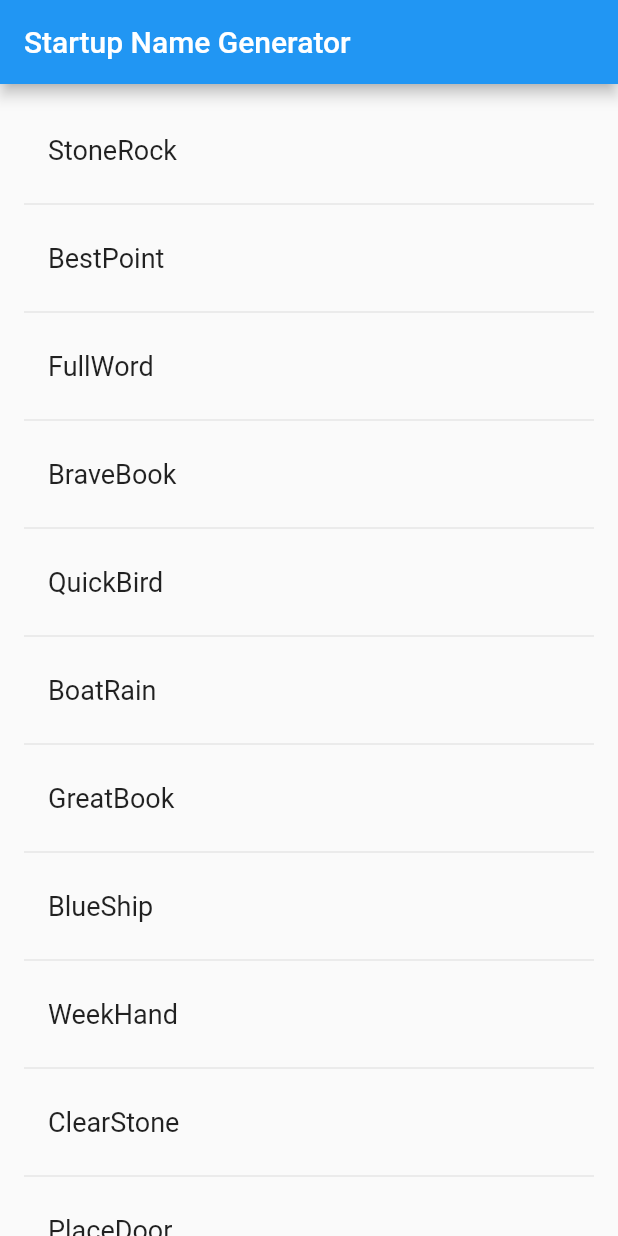
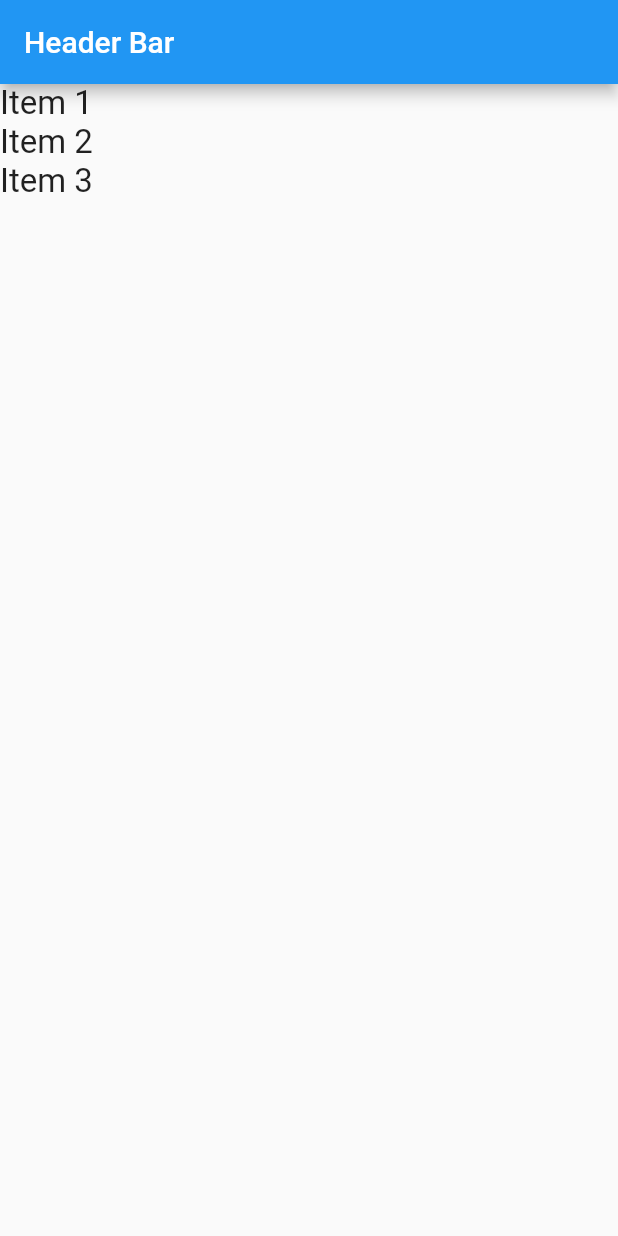
Before and after one commit to NoeBerdoz/Flutter-MOB2, a Flutter app: the screen it shows after launch, on a phone screen of 412 x 824 dp. Run offline on Flutter 3.47's test engine with Material 2 defaults, Android fonts, the phone set to English and light mode, and no system bars.

Commit message:
Reorderable List

```diff
--- a/lib/main.dart
+++ b/lib/main.dart
@@ -1,82 +1,63 @@
 import 'package:flutter/material.dart';
-import 'package:english_words/english_words.dart';
+
+// TUTORIAL TODO https://levelup.gitconnected.com/making-a-flutter-todo-app-from-scratch-part-1-bd66608b1818
 
 void main() => runApp(MyApp()); // => one line function
 
-class MyApp extends StatelessWidget {
+
+List<String> items = ["Item 1", "Item 2", "Item 3"];
+
+class MyApp extends StatelessWidget { // State can not change
   @override
   Widget build(BuildContext context) {
-    final wordPair = WordPair.random();
     return MaterialApp(
-      title: 'Startup Name Generator',
-      home: RandomWords(),
-    );
-  }
-}
-
-class MyButton extends StatelessWidget {
-  @override
-  Widget build(BuildContext context) {
-    return GestureDetector(
-      onTap: () {
-        print('My Button was tapped!');
-      },
-      child: Container(
-        height: 36.0,
-        padding: const EdgeInsets.all(8.0),
-        margin: const EdgeInsets.symmetric(horizontal: 8.0),
-        decoration: BoxDecoration(
-          borderRadius: BorderRadius.circular(5.0),
-          color: Colors.lightGreen[500],
-        ),
-        child: Center(
-          child: Text('Engage'),
-        )
-      ),
+      title: 'Make this a TodoApp',
+      home: App(),
     );
   }
 }
 
 //created with stful
-class RandomWords extends StatefulWidget {
+
+class App extends StatefulWidget{ // State can change
   @override
-  _RandomWordsState createState() => _RandomWordsState();
+  AppState createState() {
+    return AppState();
+  }
 }
 
-class _RandomWordsState extends State<RandomWords> {
-  @override
-  Widget build(BuildContext context) {
-    final _suggestions = <WordPair>[];
-    final _biggerFont = TextStyle(fontSize: 18.0);
+class AppState extends State<App> {
+    Widget build(BuildContext context) {
+      return Scaffold(
+        appBar: AppBar( // Header Bar
+          title: Text("Header Bar"),
+        ),
+        body: ReorderableListView(
+          onReorder: (int oldIndex, int newIndex) {
+            setState(() { // re-draw screen if change
+              if(oldIndex < newIndex){
+                newIndex -= 1; // Hold index in temporary location
+              }
+              var getReplacedWidget = items.removeAt(oldIndex); // remove existing index
+              items.insert(newIndex, getReplacedWidget); // insert new index
 
-    Widget _buildRow(WordPair pair) {
-      return ListTile(
-        title: Text(
-          pair.asPascalCase,
-          style: _biggerFont,
-        )
+            });
+          },
+          children: <Widget>[
+            // Take string from list and embed it into Text Widget
+            for(final value in items)
+              Text(
+                value,
+                key: Key(value),
+                style: TextStyle(
+                  fontSize: 22.0
+                ),
+              )
+          ],
+
+
+        ),
+
       );
     }
-
-    Widget _buildSuggestions() {
-      return ListView.builder(
-        padding: EdgeInsets.all(16.0),
-        itemBuilder: (context, i) {
-          if (i.isOdd) return Divider();
-          final index = i ~/ 2;
-          if (index >= _suggestions.length) {
-            _suggestions.addAll(generateWordPairs().take(10));
-          }
-          return _buildRow(_suggestions[index]);
-        });
-    }
-
-    return Scaffold(
-      appBar: AppBar(
-        title: Text('Startup Name Generator'),
-      ),
-      body: _buildSuggestions(),
-    );
-
-  }
 }
```
